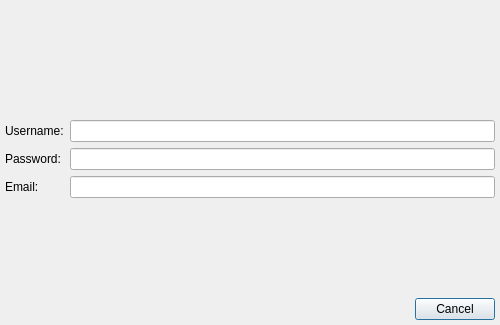
First picture: the form in Vacuum/trunk/src/plugins/Registration/registerdialog.ui, repository vacuum-im/vacuum-im, before the edit.
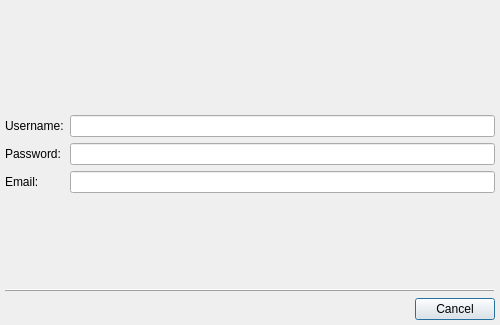
Second picture: the form after the edit.

```diff
--- a/Vacuum/trunk/src/plugins/Registration/registerdialog.ui
+++ b/Vacuum/trunk/src/plugins/Registration/registerdialog.ui
@@ -129,9 +129,14 @@
     </widget>
    </item>
    <item>
-    <layout class="QHBoxLayout" >
-     <item>
-      <widget class="QWidget" native="1" name="wdtPages" />
+    <widget class="QFrame" name="frame" >
+     <property name="frameShape" >
+      <enum>QFrame::HLine</enum>
+     </property>
+     <property name="frameShadow" >
+      <enum>QFrame::Raised</enum>
+     </property>
+    </widget>
      </item>
      <item>
       <widget class="QDialogButtonBox" name="dbbButtons" >
@@ -139,8 +144,6 @@
         <set>QDialogButtonBox::Cancel</set>
        </property>
       </widget>
-     </item>
-    </layout>
    </item>
   </layout>
  </widget>
```
Lines whose indentation alone changed are shown as unchanged.
